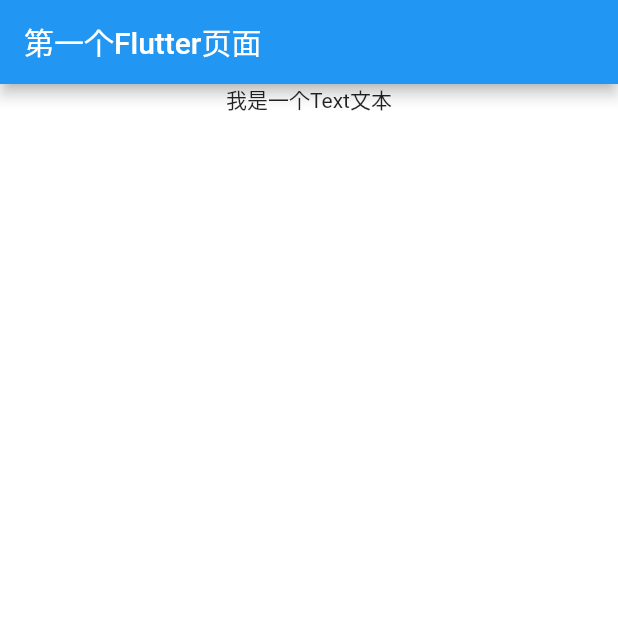
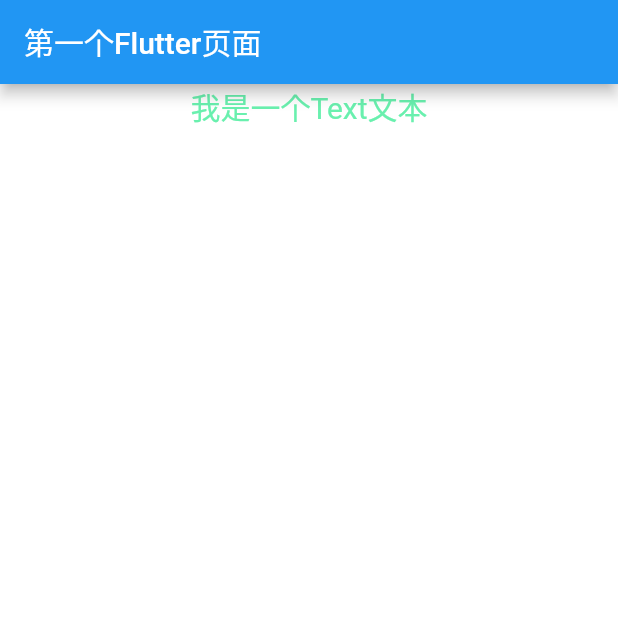
Before and after one commit to RowgerGo/Flutter_movie, a Flutter app: the screen it shows after launch, on a phone screen of 412 x 824 dp, the top half of it. Run offline on Flutter 3.47's test engine with Material 2 defaults, Android fonts, the phone set to English and light mode, and no system bars.

Commit message:
修改样式

```diff
--- a/lib/Test_Page.dart
+++ b/lib/Test_Page.dart
@@ -5,6 +5,8 @@ class TestPage extends StatelessWidget{
   @override
   Widget build(BuildContext context) {
     // TODO: implement build
+    TextStyle textStyle = TextStyle(fontSize: 20,color: Colors.greenAccent);
+
     return MaterialApp(
       title: '第一个Flutter页面',
       theme: ThemeData(
@@ -17,7 +19,7 @@ class TestPage extends StatelessWidget{
           alignment: Alignment.center,
           child: Column(
             children: <Widget>[
-              Text('我是一个Text文本')
+              Text('我是一个Text文本',style: textStyle,)
             ],
           ),
         ),
```
